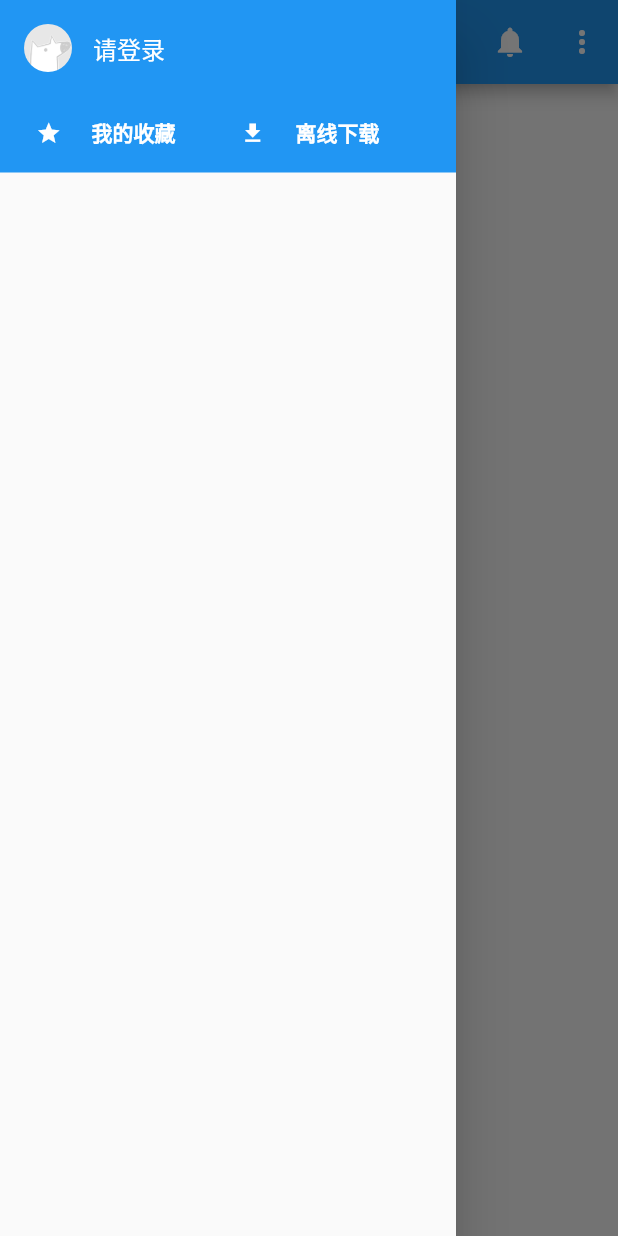
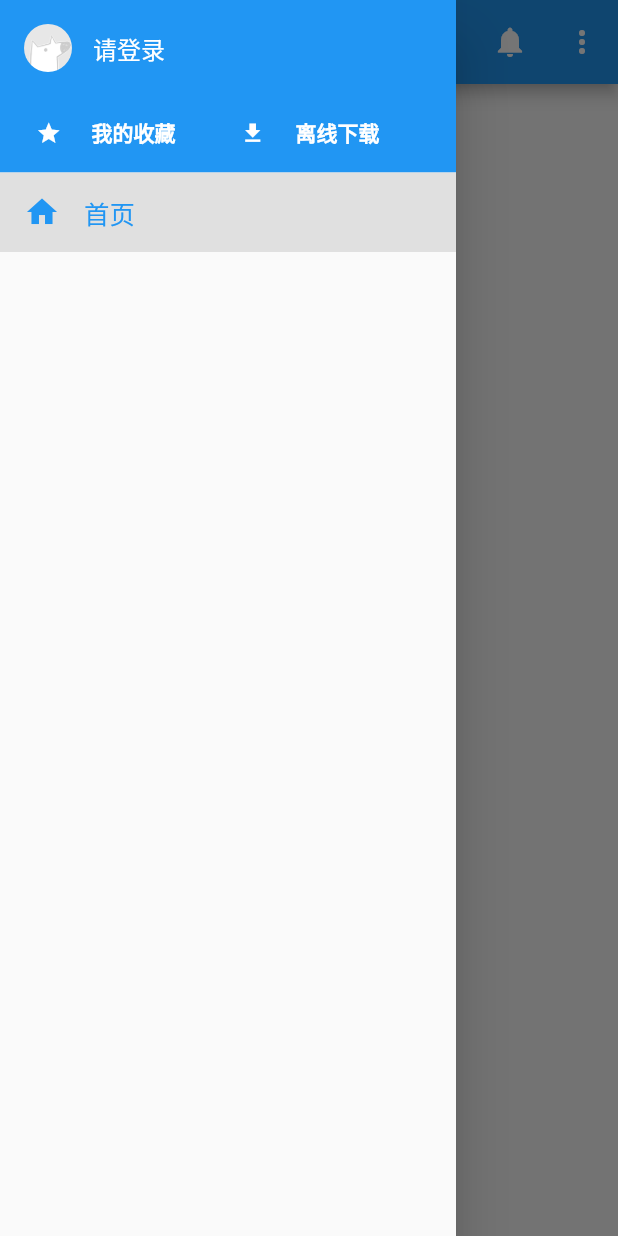
Before and after one commit to zh8637688/Flutter-Example, a Flutter app: the screen it shows after launch, with the side drawer open, on a phone screen of 412 x 824 dp. Run offline on Flutter 3.47's test engine with Material 2 defaults, Android fonts, the phone set to English and light mode, and no system bars; our stand-ins replace shared_preferences, transparent_image; network calls fail.

Commit message:
获取分类列表数据

```diff
--- /dev/null
+++ b/zhihu_daily/lib/constants/urls.dart
@@ -0,0 +1,5 @@
+class Urls {
+  static const String HOST = 'https://news-at.zhihu.com/api/7';
+
+  static const String THEME_LIST = HOST + '/themes';
+}
--- /dev/null
+++ b/zhihu_daily/lib/model/theme.dart
@@ -0,0 +1,14 @@
+class ThemeModel {
+  final int id;
+  final String name;
+  final String thumbnail;
+  final String description;
+
+  ThemeModel(this.id, this.name, this.thumbnail, this.description);
+
+  ThemeModel.fromJson(Map<String, dynamic> json)
+      : id = json['id'],
+        name = json['name'],
+        thumbnail = json['thumbnail'],
+        description = json['description'];
+}
--- a/zhihu_daily/lib/pages/home.dart
+++ b/zhihu_daily/lib/pages/home.dart
@@ -1,5 +1,9 @@
+import 'dart:convert';
 import 'package:flutter/material.dart';
-import '../widgets/drawerHeader.dart';
+import 'package:http/http.dart';
+import 'package:zhihu_daily/widgets/drawer/homeDrawer.dart';
+import 'package:zhihu_daily/model/theme.dart';
+import 'package:zhihu_daily/constants/urls.dart';
 
 class PageHome extends StatefulWidget {
   @override
@@ -9,6 +13,20 @@ class PageHome extends StatefulWidget {
 }
 
 class _PageState extends State<PageHome> {
+  int activatedThemeId;
+  List<ThemeModel> themeList;
+
+  @override
+  void initState() {
+    super.initState();
+    setState(() {
+      activatedThemeId = 0;
+      themeList = [];
+    });
+
+    _loadThemeList();
+  }
+
   @override
   Widget build(BuildContext context) {
     return new Scaffold(
@@ -19,14 +37,17 @@ class _PageState extends State<PageHome> {
   }
 
   Widget _buildDrawer() {
-    return new Drawer(
-      child: new ListView(
-          padding: EdgeInsets.only(),
-          children: <Widget>[
-            new UserDrawerHeader(),
-          ]
-      ),
-    );
+    return new HomeDrawer(activatedThemeId, themeList, (ThemeModel theme) {
+      if (theme == null) {
+        setState(() {
+          activatedThemeId = 0;
+        });
+      } else {
+        setState(() {
+          activatedThemeId = theme.id;
+        });
+      }
+    });
   }
 
   AppBar _buildAppBar() {
@@ -45,4 +66,15 @@ class _PageState extends State<PageHome> {
   _pressMoreBtn() {
 
   }
+
+  _loadThemeList() async {
+    Response response = await get(Urls.THEME_LIST);
+    Map<String, dynamic> result = json.decode(response.body);
+    if (result['others'] != null) {
+      result['others'].forEach((item) {
+        themeList.add(ThemeModel.fromJson(item));
+      });
+      setState(() {});
+    }
+  }
 }
--- a/zhihu_daily/lib/widgets/drawerHeader.dart
+++ b/zhihu_daily/lib/widgets/drawer/drawerHeader.dart
@@ -1,6 +1,6 @@
 import 'package:flutter/widgets.dart';
 import 'package:flutter/material.dart';
-import 'circleImage.dart';
+import '../circleImage.dart';
 
 class UserDrawerHeader extends StatefulWidget {
   @override
@@ -62,15 +62,22 @@ class _HeaderState extends State<UserDrawerHeader> {
   }
 
   Widget _buildItemCollect() {
-    return _buildMenuItem('我的收藏', Icons.star);
+    return _buildMenuItem('我的收藏', Icons.star, () {
+
+    });
   }
 
   Widget _buildItemDownload() {
-    return _buildMenuItem('离线下载', Icons.file_download);
+    return _buildMenuItem('离线下载', Icons.file_download, () {
+
+    });
   }
 
-  Widget _buildMenuItem(String text, IconData icon) {
-    return Expanded(child: Container(
+  Widget _buildMenuItem(String text, IconData icon, GestureTapCallback onTap) {
+    return Expanded(
+        child: GestureDetector(
+            onTap: onTap,
+            child: Container(
                 padding: EdgeInsets.only(left: 8.0),
                 child: Row(
                   children: <Widget>[
@@ -87,7 +94,9 @@ class _HeaderState extends State<UserDrawerHeader> {
                         )
                     )
                   ],
-        ))
+                )
+            )
+        )
     );
   }
 }
--- /dev/null
+++ b/zhihu_daily/lib/widgets/drawer/homeDrawer.dart
@@ -0,0 +1,80 @@
+import 'package:flutter/material.dart';
+import 'drawerHeader.dart';
+import 'package:zhihu_daily/model/theme.dart';
+
+class HomeDrawer extends StatelessWidget {
+  final int activatedThemeId;
+  final List<ThemeModel> themeList;
+  final ThemeChangedCallback themeChangedCallback;
+
+  HomeDrawer(this.activatedThemeId, this.themeList, this.themeChangedCallback);
+
+  @override
+  Widget build(BuildContext context) {
+    return new Drawer(
+      child: Column(children: <Widget>[
+        new UserDrawerHeader(),
+        _buildHomeItem(context),
+        Expanded(
+          child: new ListView(
+            padding: EdgeInsets.only(),
+            children: _buildDrawerList(context),
+          ),
+        ),
+      ]),
+    );
+  }
+
+  List<Widget> _buildDrawerList(BuildContext context) {
+    return themeList.map((ThemeModel theme) {
+      return _wrapPaddingAndTouch(
+          _buildThemeItem(theme), activatedThemeId == theme.id, () {
+        themeChangedCallback(theme);
+        Navigator.pop(context);
+      });
+    }).toList(growable: false);
+  }
+
+  Widget _buildHomeItem(BuildContext context) {
+    return _wrapPaddingAndTouch(
+        Row(
+          children: <Widget>[
+            Icon(Icons.home, color: Colors.blue),
+            Container(
+              margin: EdgeInsets.only(left: 16.0),
+              child: Text(
+                  '首页', style: TextStyle(color: Colors.blue, fontSize: 17.0)),
+            ),
+          ],
+        ),
+        activatedThemeId == 0, () {
+      themeChangedCallback(null);
+      Navigator.pop(context);
+    });
+  }
+
+  Widget _buildThemeItem(ThemeModel theme) {
+    return Row(
+      mainAxisAlignment: MainAxisAlignment.spaceBetween,
+      children: <Widget>[
+        Text(theme.name, style: TextStyle(color: Colors.black, fontSize: 17.0)),
+        Icon(Icons.add, color: Colors.grey, size: 22.0,),
+      ],
+    );
+  }
+
+  Widget _wrapPaddingAndTouch(Widget item, bool activated,
+      GestureTapCallback onTap) {
+    return GestureDetector(
+      onTap: onTap,
+      behavior: HitTestBehavior.translucent,
+      child: Container(
+        child: item,
+        color: activated ? Colors.grey[300] : null,
+        padding: EdgeInsets.symmetric(vertical: 14.0, horizontal: 16.0),
+      ),
+    );
+  }
+}
+
+typedef void ThemeChangedCallback(ThemeModel model);
```
Lines whose indentation alone changed are shown as unchanged.
